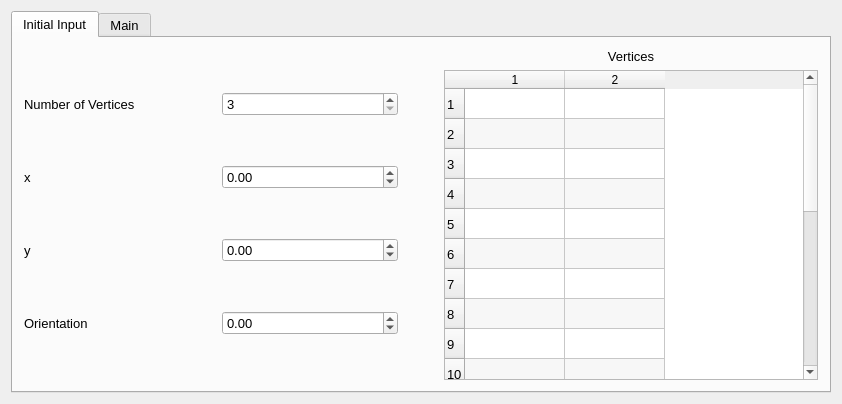
First picture: the form in QtClients/MovementDebugger/mainwindow.ui, repository madhavpatel6/EmbeddedSystemDesign_Team02, before the edit.
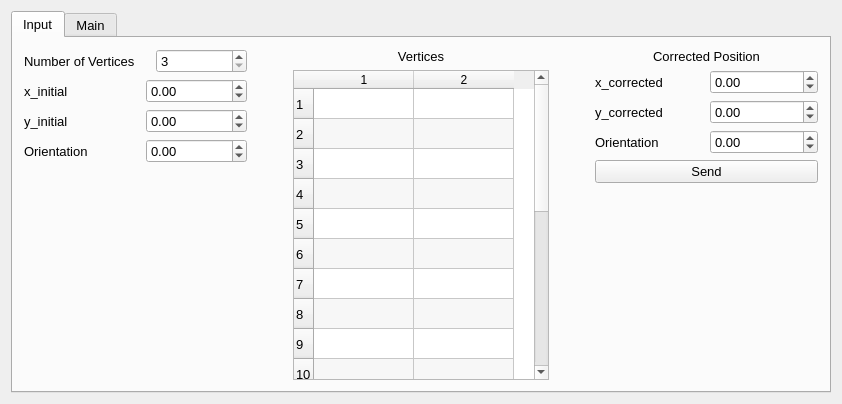
Second picture: the form after the edit. The open tabs and pages were chosen to show the change.

Commit message: Added ability to send corrected positions in debugger

Patch:
```diff
--- a/QtClients/MovementDebugger/mainwindow.ui
+++ b/QtClients/MovementDebugger/mainwindow.ui
@@ -42,11 +42,11 @@
       </property>
       <widget class="QWidget" name="tab_initial">
        <attribute name="title">
-        <string>Initial Input</string>
+        <string>Input</string>
        </attribute>
-       <layout class="QGridLayout" name="gridLayout_4">
-        <item row="1" column="2">
-         <layout class="QHBoxLayout" name="horizontalLayout_14" stretch="1,0,1">
+       <layout class="QHBoxLayout" name="horizontalLayout_16">
+        <item>
+         <layout class="QHBoxLayout" name="horizontalLayout_14" stretch="1,0,0,0,1">
           <property name="leftMargin">
            <number>0</number>
           </property>
@@ -119,7 +119,7 @@
                  <enum>QFrame::NoFrame</enum>
                 </property>
                 <property name="text">
-                 <string>x</string>
+                 <string>x_initial</string>
                 </property>
                 <property name="alignment">
                  <set>Qt::AlignLeading|Qt::AlignLeft|Qt::AlignVCenter</set>
@@ -167,7 +167,7 @@
                  <enum>QFrame::NoFrame</enum>
                 </property>
                 <property name="text">
-                 <string>y</string>
+                 <string>y_initial</string>
                 </property>
                 <property name="alignment">
                  <set>Qt::AlignLeading|Qt::AlignLeft|Qt::AlignVCenter</set>
@@ -250,6 +250,19 @@
               </item>
              </layout>
             </item>
+            <item>
+             <spacer name="verticalSpacer_6">
+              <property name="orientation">
+               <enum>Qt::Vertical</enum>
+              </property>
+              <property name="sizeHint" stdset="0">
+               <size>
+                <width>20</width>
+                <height>40</height>
+               </size>
+              </property>
+             </spacer>
+            </item>
            </layout>
           </item>
           <item>
@@ -325,6 +338,119 @@
             </item>
            </layout>
           </item>
+          <item>
+           <spacer name="horizontalSpacer_9">
+            <property name="orientation">
+             <enum>Qt::Horizontal</enum>
+            </property>
+            <property name="sizeHint" stdset="0">
+             <size>
+              <width>40</width>
+              <height>20</height>
+             </size>
+            </property>
+           </spacer>
+          </item>
+          <item>
+           <layout class="QVBoxLayout" name="verticalLayout_9">
+            <property name="leftMargin">
+             <number>0</number>
+            </property>
+            <item>
+             <widget class="QLabel" name="lbl_corrected_position">
+              <property name="text">
+               <string>Corrected Position</string>
+              </property>
+              <property name="alignment">
+               <set>Qt::AlignCenter</set>
+              </property>
+             </widget>
+            </item>
+            <item>
+             <layout class="QHBoxLayout" name="horizontalLayout_9">
+              <item>
+               <widget class="QLabel" name="lbl_x_corrected">
+                <property name="text">
+                 <string>x_corrected</string>
+                </property>
+               </widget>
+              </item>
+              <item>
+               <widget class="QDoubleSpinBox" name="sb_x_corrected">
+                <property name="minimum">
+                 <double>-200.000000000000000</double>
+                </property>
+                <property name="maximum">
+                 <double>200.000000000000000</double>
+                </property>
+               </widget>
+              </item>
+             </layout>
+            </item>
+            <item>
+             <layout class="QHBoxLayout" name="horizontalLayout_13">
+              <item>
+               <widget class="QLabel" name="lbl_y_corrected">
+                <property name="text">
+                 <string>y_corrected</string>
+                </property>
+               </widget>
+              </item>
+              <item>
+               <widget class="QDoubleSpinBox" name="sb_y_corrected">
+                <property name="minimum">
+                 <double>-200.000000000000000</double>
+                </property>
+                <property name="maximum">
+                 <double>200.000000000000000</double>
+                </property>
+               </widget>
+              </item>
+             </layout>
+            </item>
+            <item>
+             <layout class="QHBoxLayout" name="horizontalLayout_15">
+              <item>
+               <widget class="QLabel" name="lbl_orientation_corrected">
+                <property name="text">
+                 <string>Orientation</string>
+                </property>
+               </widget>
+              </item>
+              <item>
+               <widget class="QDoubleSpinBox" name="sb_orientation_corrected">
+                <property name="minimum">
+                 <double>-359.990000000000009</double>
+                </property>
+                <property name="maximum">
+                 <double>359.990000000000009</double>
+                </property>
+               </widget>
+              </item>
+             </layout>
+            </item>
+            <item>
+             <widget class="QPushButton" name="pb_send">
+              <property name="text">
+               <string>Send</string>
+              </property>
+             </widget>
+            </item>
+            <item>
+             <spacer name="verticalSpacer_5">
+              <property name="orientation">
+               <enum>Qt::Vertical</enum>
+              </property>
+              <property name="sizeHint" stdset="0">
+               <size>
+                <width>20</width>
+                <height>40</height>
+               </size>
+              </property>
+             </spacer>
+            </item>
+           </layout>
+          </item>
          </layout>
         </item>
        </layout>
```
Left out of the diff: 2 changed lines with no effect on the pictures. The commit also changes 4 other files.
